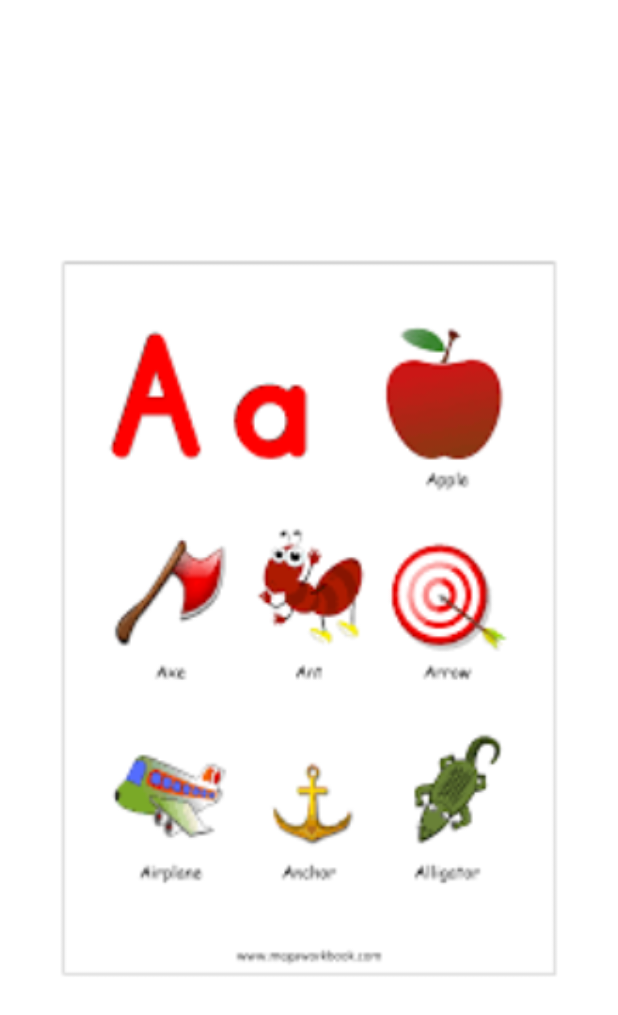
After one commit to uzairnns/MC_PROGRESS, an Android app: the layout a.xml on its own in the app's theme, with its tools: preview values and no code run, on a phone screen of 412 x 824 dp. The commit adds this screen. Shown: the top 1015 px of the screen. Run offline under Robolectric (Android 15) with nearby library versions, the phone set to English and light mode, and no system bars.

Commit message:
third addition

```diff
--- /dev/null
+++ b/AlphabetForKids/app/src/main/res/layout/a.xml
@@ -0,0 +1,19 @@
+<?xml version="1.0" encoding="utf-8"?>
+<androidx.constraintlayout.widget.ConstraintLayout
+    xmlns:android="http://schemas.android.com/apk/res/android"
+    xmlns:app="http://schemas.android.com/apk/res-auto"
+    xmlns:tools="http://schemas.android.com/tools"
+    android:layout_width="match_parent"
+    android:layout_height="match_parent">
+
+    <ImageView
+        android:id="@+id/imageView"
+        android:layout_width="356dp"
+        android:layout_height="694dp"
+        android:contentDescription="@string/todo"
+        app:layout_constraintBottom_toBottomOf="parent"
+        app:layout_constraintEnd_toEndOf="parent"
+        app:layout_constraintStart_toStartOf="parent"
+        app:layout_constraintTop_toTopOf="parent"
+        app:srcCompat="@drawable/a" />
+</androidx.constraintlayout.widget.ConstraintLayout>
--- /dev/null
+++ b/AlphabetForKids/app/src/main/res/values/a.xml
@@ -0,0 +1,2 @@
+<?xml version="1.0" encoding="utf-8"?>
+<resources></resources>
--- /dev/null
+++ b/AlphabetForKids/app/src/main/res/values/ids.xml
@@ -0,0 +1,5 @@
+<?xml version="1.0" encoding="utf-8"?>
+<resources>
+    <item name="a" type="id" />
+    <item name="ai" type="id" />
+</resources>
--- a/AlphabetForKids/app/src/main/res/values/strings.xml
+++ b/AlphabetForKids/app/src/main/res/values/strings.xml
@@ -28,4 +28,6 @@
     <string name="y" />
     <string name="z" />
     <string name="u">U</string>
+   <!-- <string name="a">A</string>-->
+    <string name="todo">TODO</string>
 </resources>
```
Also changed, not shown: AlphabetForKids/app/src/main/java/com/example/alphabetforkids/MainActivity.java (+88 -1 lines), AlphabetForKids/app/src/main/res/drawable/a.png (added), 1 other file.
